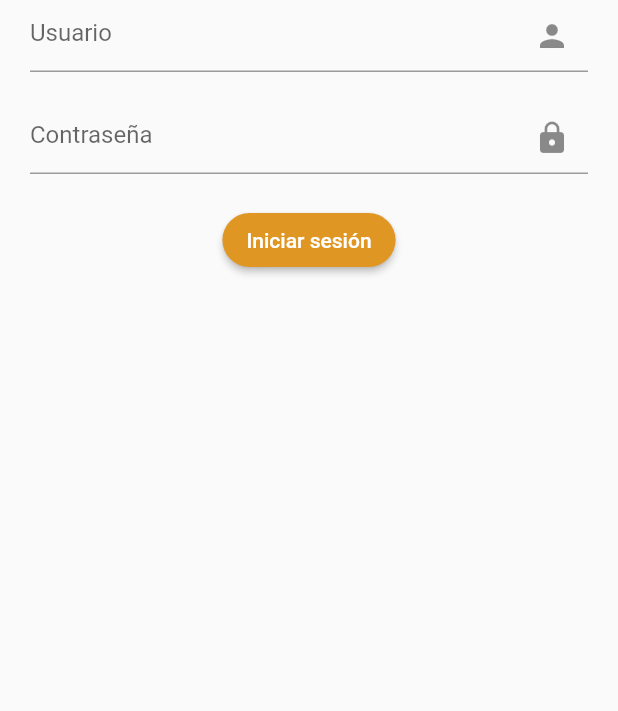
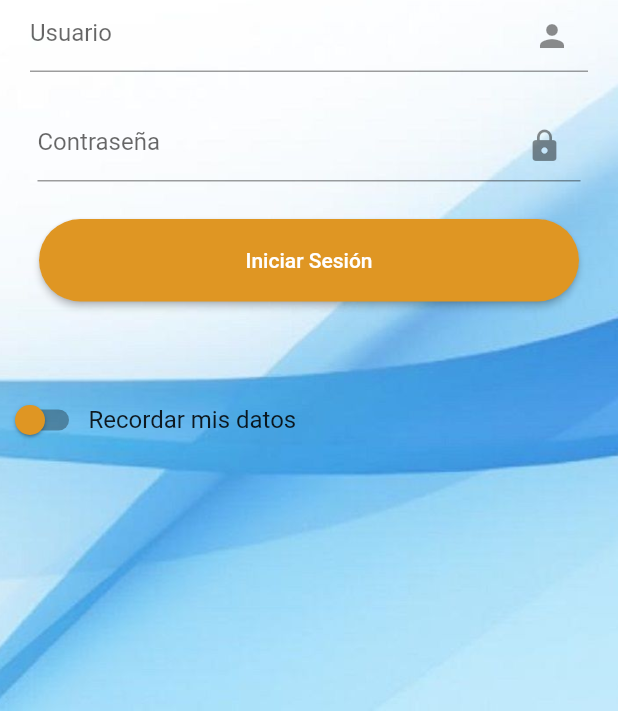
Before and after one commit to B3rert/TareasDs_Flutter, a Flutter app: the screen it shows after launch, on a phone screen of 412 x 824 dp, the part 525-1236 px from its top. Run offline on Flutter 3.47's test engine with Material 2 defaults, Android fonts, the phone set to English and light mode, and no system bars.

Commit message:
Cambios login y crear ticket

```diff
--- a/lib/src/pages/login_page.dart
+++ b/lib/src/pages/login_page.dart
@@ -1,4 +1,7 @@
 import 'package:flutter/material.dart';
+
+bool brushedTeeth = false; //Estado para en checkbox
+bool enableFeature = false; //Estado para en checkbox
 
 class LoginPage extends StatefulWidget {
   @override
@@ -24,7 +27,15 @@ MaterialColor azul = MaterialColor(0xFF124994, color);
 class _LoginPageState extends State<LoginPage> {
   @override
   Widget build(BuildContext context) {
-    return Scaffold(
+    return Container(
+      decoration: BoxDecoration(
+       image: DecorationImage(
+         image:AssetImage ('assets/images/background_login.jpg'),
+         fit: BoxFit.cover
+        ),
+      ),
+     child: Scaffold(
+      backgroundColor: Colors.transparent,
       body: Center(
         child: Column(
           children: [
@@ -37,9 +48,11 @@ class _LoginPageState extends State<LoginPage> {
             inputUsuario(),
             inputClave(),
             bottonLogin(),
+            _crearSwitch()
           ],
         ),
       ),
+    )
     );
   }
 
@@ -50,7 +63,6 @@ class _LoginPageState extends State<LoginPage> {
         right: 20.0,
       ),
       child: TextField(
-        //style: TextStyle(color: Colors.red),
         decoration: InputDecoration(
           hintText: "Usuario",
           suffixIcon: Icon(Icons.person),
@@ -66,10 +78,10 @@ class _LoginPageState extends State<LoginPage> {
 
   Widget inputClave() {
     return Padding(
-      padding: const EdgeInsets.all(20.0),
+      padding: const EdgeInsets.all(25.0),
       child: TextField(
         obscureText: true,
-        //style: TextStyle(color: Colors.red),
+        //style: TextStyle(color: Colors.black),
         decoration: InputDecoration(
           hintText: "Contraseña",
           suffixIcon: Icon(Icons.lock),
@@ -84,12 +96,17 @@ class _LoginPageState extends State<LoginPage> {
   }
 
   Widget bottonLogin() {
-    return RaisedButton(
-      child: Text("Iniciar sesión"),
-      color: naranja,
+    return Container(
+      padding: const EdgeInsets.only(top: 0),
+      height: 55.0,
+      width: 360.0,
+      child: new RaisedButton(
+        child: new Text('Iniciar Sesión'),
         onPressed: _iniciarSesion,
         textColor: Colors.white,
+        color: naranja,
         shape: StadiumBorder(),
+      ),
     );
   }
 
@@ -101,15 +118,25 @@ class _LoginPageState extends State<LoginPage> {
   }
 
   Widget _crearSwitch() {
-    return SwitchListTile(
-      title: Text("Recordar mis datos"),
-      value: false,
-      onChanged: (value) {
+    return Container(
+    padding: const EdgeInsets.only(top: 55),
+    child: Row(
+      mainAxisAlignment: MainAxisAlignment.start,
+      crossAxisAlignment: CrossAxisAlignment.center,
+      children: [
+        Switch(
+          activeColor: azul,
+          inactiveThumbColor: naranja,
+          value: brushedTeeth,
+          onChanged: (checked) {
             setState(() {
-          //value es el valor del switch
+              brushedTeeth = checked;
             });
           },
-      activeColor: Colors.purple,
+        ),
+        Text('Recordar mis datos', style: Theme.of(context).textTheme.subtitle1),
+      ],
+    )
     );
   }
 }
```
Also changed, not shown: lib/src/pages/new_task_page.dart (+124 -3 lines), assets/images/background_login.jpg (added). Lines whose indentation alone changed are shown as unchanged.
